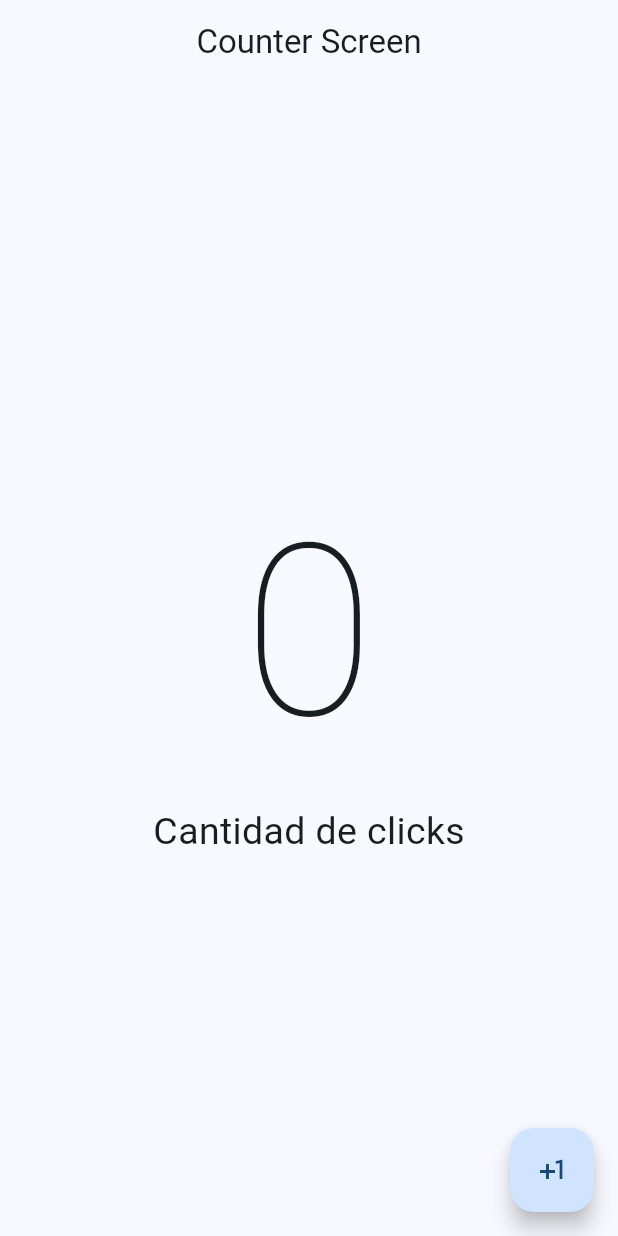
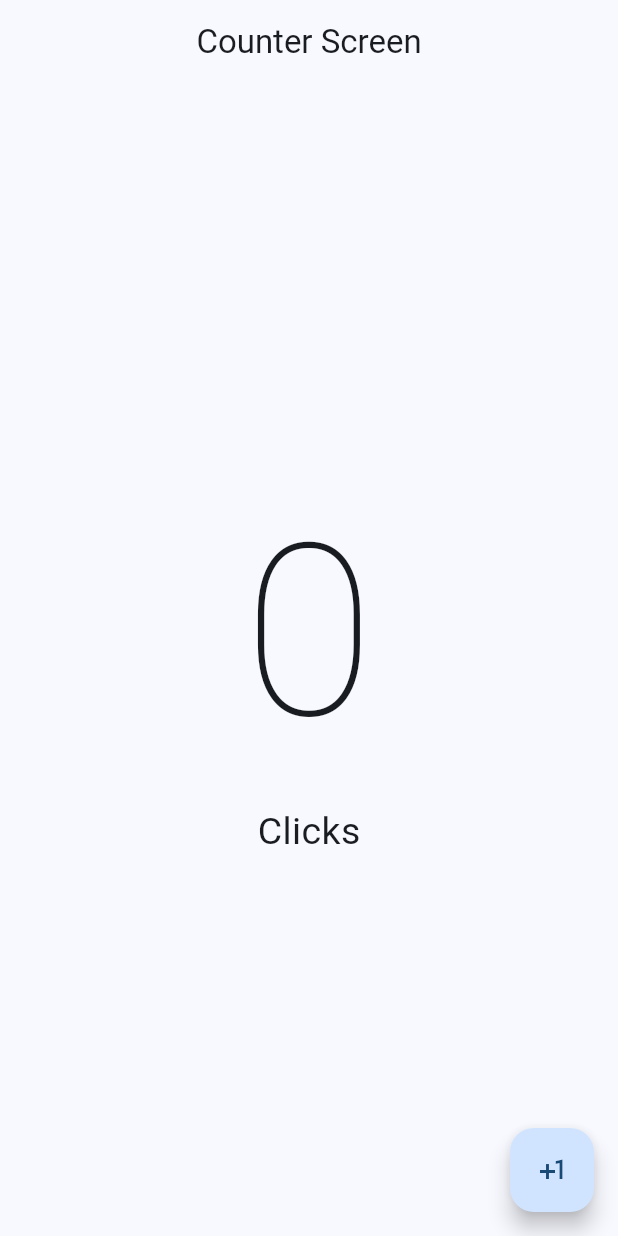
Before and after one commit to fisico-alienado/counter-app-flutter, a Flutter app: the screen it shows after launch, on a phone screen of 412 x 824 dp. Run offline on Flutter 3.47's test engine with Material 2 defaults, Android fonts, the phone set to English and light mode, and no system bars.

Commit message:
Cambiar dinamicamente un Widget segun el valor de otro (cambiar la palabra 'clicks'

```diff
--- a/lib/presentation/screens/counters/counter_screen.dart
+++ b/lib/presentation/screens/counters/counter_screen.dart
@@ -23,7 +23,7 @@ class _CounterScreenState extends State<CounterScreen> {
               Text('$clickCounter',
                   style: const TextStyle(
                       fontSize: 160, fontWeight: FontWeight.w100)),
-              const Text('Cantidad de clicks', style: TextStyle(fontSize: 25)),
+              Text('Click${clickCounter == 1 ? '' : 's'}', style: const TextStyle(fontSize: 25)),
             ],
           ),
         ),
@@ -33,7 +33,7 @@ class _CounterScreenState extends State<CounterScreen> {
             setState(() {}); // FUNCION QUE ACTUALIZA LOS WIDGETS, QUE REENDERIZA LOS WIDGETS de nuevo
             // Otra forma valida
             /*
-                        setState(() {
+            setState(() {
               clickCounter += 1;
             });
             */
```
